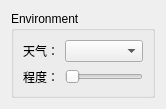
Before: the Qt Designer form plugins/ctk_war_ui/EnvirPropertyWgt.ui in shamozhishu/zoo, drawn with Qt 5.
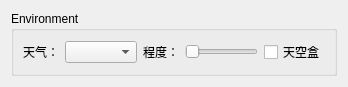
After: the same form once the commit is applied.

Diff of the .ui file:
```diff
--- a/plugins/ctk_war_ui/EnvirPropertyWgt.ui
+++ b/plugins/ctk_war_ui/EnvirPropertyWgt.ui
@@ -6,21 +6,21 @@
    <rect>
     <x>0</x>
     <y>0</y>
-    <width>166</width>
-    <height>102</height>
+    <width>348</width>
+    <height>74</height>
    </rect>
   </property>
   <property name="windowTitle">
    <string>Form</string>
   </property>
-  <layout class="QGridLayout" name="gridLayout_2">
-   <item row="0" column="0">
+  <layout class="QVBoxLayout" name="verticalLayout_2">
+   <item>
     <widget class="QGroupBox" name="groupBox">
      <property name="title">
       <string>Environment</string>
      </property>
-     <layout class="QGridLayout" name="gridLayout">
-      <item row="0" column="0">
+     <layout class="QVBoxLayout" name="verticalLayout">
+      <item>
        <layout class="QHBoxLayout" name="horizontalLayout">
         <item>
          <widget class="QLabel" name="label">
@@ -39,10 +39,6 @@
           </property>
          </widget>
         </item>
-       </layout>
-      </item>
-      <item row="1" column="0">
-       <layout class="QHBoxLayout" name="horizontalLayout_2">
         <item>
          <widget class="QLabel" name="label_2">
           <property name="text">
@@ -63,6 +59,13 @@
           </property>
          </widget>
         </item>
+        <item>
+         <widget class="QCheckBox" name="checkBox">
+          <property name="text">
+           <string>天空盒</string>
+          </property>
+         </widget>
+        </item>
        </layout>
       </item>
      </layout>
```
